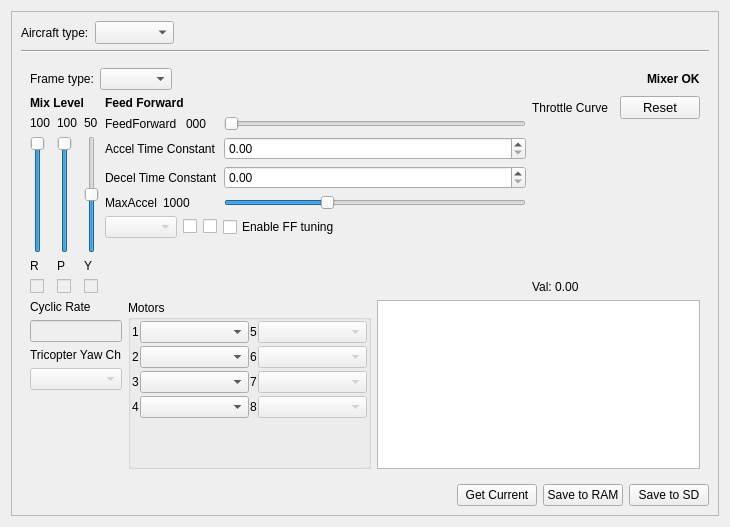
Qt form ground/src/plugins/config/airframe.ui (openpilot/OpenPilot) before a commit.
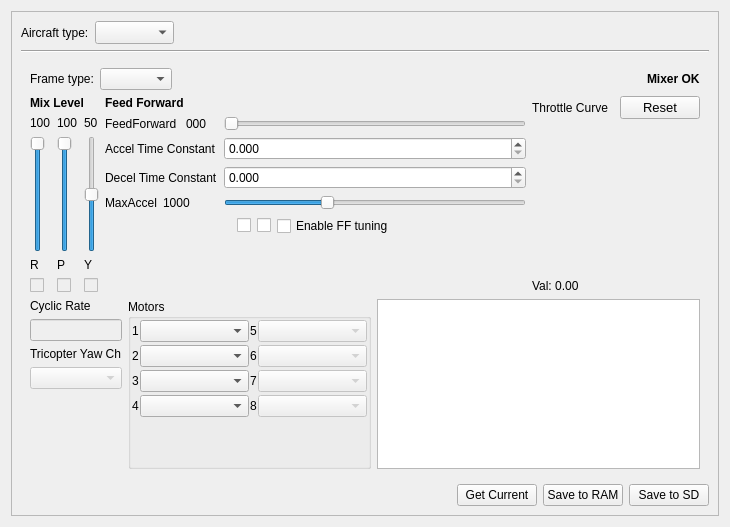
The same form after that commit. Custom widgets are drawn as their Qt base class.

Commit message: OP-138  Feed forward tuning is now working. Watch out for stray props! For safety reasons, the FF tuning will only run if all three checkboxes are checked. Otherwise, follow the tooltips (or the new wiki).

What changed in the file:
```diff
--- a/ground/src/plugins/config/airframe.ui
+++ b/ground/src/plugins/config/airframe.ui
@@ -722,8 +722,14 @@
 under the level where the motor starts to overshoot
 its target speed.</string>
                     </property>
+                    <property name="decimals">
+                     <number>3</number>
+                    </property>
                     <property name="maximum">
-                     <double>1000.000000000000000</double>
+                     <double>100.000000000000000</double>
+                    </property>
+                    <property name="singleStep">
+                     <double>0.010000000000000</double>
                     </property>
                    </widget>
                   </item>
@@ -746,8 +752,14 @@
 
 Do it after accel time is setup.</string>
                     </property>
+                    <property name="decimals">
+                     <number>3</number>
+                    </property>
                     <property name="maximum">
-                     <double>1000.000000000000000</double>
+                     <double>100.000000000000000</double>
+                    </property>
+                    <property name="singleStep">
+                     <double>0.010000000000000</double>
                     </property>
                    </widget>
                   </item>
@@ -794,14 +806,17 @@
                 <item>
                  <layout class="QHBoxLayout" name="horizontalLayout_9">
                   <item>
-                   <widget class="QComboBox" name="feedForwardTestChannel">
-                    <property name="enabled">
-                     <bool>false</bool>
+                   <spacer name="horizontalSpacer_8">
+                    <property name="orientation">
+                     <enum>Qt::Horizontal</enum>
                     </property>
-                    <property name="toolTip">
-                     <string>Select the test channel for tuning feed forward.</string>
+                    <property name="sizeHint" stdset="0">
+                     <size>
+                      <width>40</width>
+                      <height>20</height>
+                     </size>
                     </property>
-                   </widget>
+                   </spacer>
                   </item>
                   <item>
                    <widget class="QCheckBox" name="ffTestBox1">
```
Left out of the diff: 9 changed lines with no effect on the pictures. The commit also changes 2 other files.
